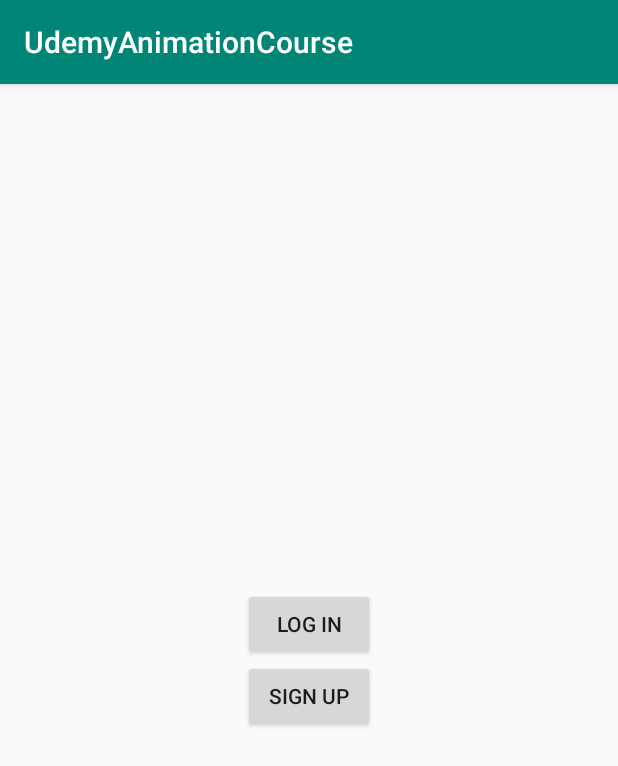
After one commit to ermolaevio/AnimationsCourse, an Android app: the TransitionResourcesActivity screen opened directly, with no data from a screen before it, on a phone screen of 412 x 824 dp. The commit adds this screen. Shown: the top 766 px of the screen. Run offline under Robolectric (Android 15) with nearby library versions, the light colour scheme and no system bars.

Commit message:
Lesson 20 simple transition with scene

```diff
--- a/app/src/main/AndroidManifest.xml
+++ b/app/src/main/AndroidManifest.xml
@@ -34,6 +34,7 @@
         <activity android:name=".ch4.lesson17.SimpleViewProperty" />
         <activity android:name=".ch4.lesson18.FromAnimatorResources" />
         <activity android:name=".ch5.lesson20.SimpleTransitionActivity" />
+        <activity android:name=".ch5.lesson21.TransitionResourcesActivity" />
     </application>
 
 </manifest>
--- a/app/src/main/java/com/ermolaevio/anim/MainActivity.kt
+++ b/app/src/main/java/com/ermolaevio/anim/MainActivity.kt
@@ -17,6 +17,7 @@ import com.ermolaevio.anim.ch4.lesson15.SimpleAnimator
 import com.ermolaevio.anim.ch4.lesson17.SimpleViewProperty
 import com.ermolaevio.anim.ch4.lesson18.FromAnimatorResources
 import com.ermolaevio.anim.ch5.lesson20.SimpleTransitionActivity
+import com.ermolaevio.anim.ch5.lesson21.TransitionResourcesActivity
 import kotlinx.android.synthetic.main.activity_main.*
 
 class MainActivity : AppCompatActivity() {
@@ -108,5 +109,10 @@ class MainActivity : AppCompatActivity() {
                 startActivity(this)
             }
         }
+        constSetBtn15.setOnClickListener {
+            Intent(this@MainActivity, TransitionResourcesActivity::class.java).apply {
+                startActivity(this)
+            }
+        }
     }
 }
--- /dev/null
+++ b/app/src/main/java/com/ermolaevio/anim/ch5/lesson21/TransitionResourcesActivity.kt
@@ -0,0 +1,86 @@
+package com.ermolaevio.anim.ch5.lesson21
+
+import android.os.Bundle
+import android.transition.Scene
+import android.transition.TransitionInflater
+import android.transition.TransitionManager
+import android.transition.TransitionSet
+import android.view.View
+import androidx.appcompat.app.AppCompatActivity
+import com.ermolaevio.anim.R
+import kotlinx.android.synthetic.main.activity_transtion_resources.*
+
+class TransitionResourcesActivity : AppCompatActivity(), View.OnClickListener {
+
+    private lateinit var mainScene: Scene
+    private lateinit var loginScene: Scene
+    private lateinit var signUpScene: Scene
+    private lateinit var transitionSet: TransitionSet // never used
+    private lateinit var transitionMng: TransitionManager
+
+    private lateinit var loginBtn: View
+    private lateinit var signUpBtn: View
+
+    private var started = false
+
+    override fun onCreate(savedInstanceState: Bundle?) {
+        super.onCreate(savedInstanceState)
+        setContentView(R.layout.activity_transtion_resources)
+
+        mainScene = Scene.getSceneForLayout(
+            root,
+            R.layout.activity_transtion_resources,
+            applicationContext
+        )
+        loginScene = Scene.getSceneForLayout(
+            root,
+            R.layout.layout_login,
+            applicationContext
+        )
+        signUpScene = Scene.getSceneForLayout(
+            root,
+            R.layout.layout_signup,
+            applicationContext
+        )
+        /**
+         * Должны совпадать ids. Работает ок только на новых версиях,
+         * ниже 7 стандартная тема применяется некорректно к элементам,
+         * эдиттексты будут белыми
+         */
+
+        transitionSet = TransitionInflater.from(applicationContext)
+            .inflateTransition(R.transition.my_transitions) as TransitionSet
+
+        transitionMng = TransitionInflater.from(applicationContext)
+            .inflateTransitionManager(R.transition.transition_mgr, root)
+
+        loginBtn = findViewById<View>(R.id.login).apply {
+            setOnClickListener(this@TransitionResourcesActivity)
+        }
+        signUpBtn = findViewById<View>(R.id.signup).apply {
+            setOnClickListener(this@TransitionResourcesActivity)
+        }
+    }
+
+    override fun onClick(v: View) {
+        when (v.id) {
+
+            R.id.login -> {
+                if (!started) {
+                    transitionMng.transitionTo(loginScene)
+                    started = true
+                }
+            }
+            R.id.signup -> {
+                if (!started) {
+                    transitionMng.transitionTo(signUpScene)
+                    started = true
+                }
+            }
+        }
+    }
+
+    override fun onBackPressed() {
+        transitionMng.transitionTo(mainScene)
+    }
+}
--- /dev/null
+++ b/app/src/main/res/layout/activity_transtion_resources.xml
@@ -0,0 +1,95 @@
+<?xml version="1.0" encoding="utf-8"?>
+<androidx.constraintlayout.widget.ConstraintLayout
+    xmlns:android="http://schemas.android.com/apk/res/android"
+    xmlns:app="http://schemas.android.com/apk/res-auto"
+    xmlns:tools="http://schemas.android.com/tools"
+    android:id="@+id/root"
+    android:layout_width="match_parent"
+    android:layout_height="match_parent"
+    tools:context=".MainActivity">
+
+    <androidx.constraintlayout.widget.Guideline
+        android:id="@+id/guideline"
+        android:layout_width="wrap_content"
+        android:layout_height="wrap_content"
+        android:orientation="horizontal"
+        app:layout_constraintGuide_begin="20dp"
+        app:layout_constraintGuide_percent="0.5" />
+
+    <Button
+        android:id="@+id/login"
+        android:layout_width="wrap_content"
+        android:layout_height="wrap_content"
+        android:layout_marginStart="8dp"
+        android:layout_marginEnd="8dp"
+        android:text="Log In"
+        app:layout_constraintBottom_toTopOf="@+id/guideline"
+        app:layout_constraintEnd_toEndOf="parent"
+        app:layout_constraintStart_toStartOf="parent" />
+
+    <Button
+        android:id="@+id/signup"
+        android:layout_width="wrap_content"
+        android:layout_height="wrap_content"
+        android:layout_marginStart="8dp"
+        android:layout_marginEnd="8dp"
+        android:text="Sign Up"
+        app:layout_constraintEnd_toEndOf="parent"
+        app:layout_constraintStart_toStartOf="parent"
+        app:layout_constraintTop_toBottomOf="@+id/guideline" />
+
+    <EditText
+        android:id="@+id/email"
+        android:layout_width="wrap_content"
+        android:layout_height="1dp"
+        android:layout_marginStart="8dp"
+        android:layout_marginEnd="8dp"
+        android:ems="10"
+        android:hint="Email"
+        android:inputType="textPersonName"
+        app:layout_constraintBottom_toTopOf="@+id/password"
+        app:layout_constraintEnd_toEndOf="parent"
+        app:layout_constraintStart_toStartOf="parent" />
+
+    <EditText
+        android:id="@+id/password"
+        android:layout_width="wrap_content"
+        android:layout_height="1dp"
+        android:layout_marginStart="8dp"
+        android:layout_marginEnd="8dp"
+        android:layout_marginBottom="3dp"
+        android:ems="10"
+        android:hint="Password"
+        android:inputType="textPassword"
+        app:layout_constraintBottom_toTopOf="@+id/password2"
+        app:layout_constraintEnd_toEndOf="parent"
+        app:layout_constraintStart_toStartOf="parent" />
+
+    <EditText
+        android:id="@+id/password2"
+        android:layout_width="wrap_content"
+        android:layout_height="1dp"
+        android:layout_marginStart="8dp"
+        android:layout_marginEnd="8dp"
+        android:ems="10"
+        android:hint="Confirm Password"
+        android:inputType="textPassword"
+        app:layout_constraintBottom_toTopOf="@+id/phone"
+        app:layout_constraintEnd_toEndOf="parent"
+        app:layout_constraintStart_toStartOf="parent" />
+
+    <EditText
+        android:id="@+id/phone"
+        android:layout_width="wrap_content"
+        android:layout_height="1dp"
+        android:layout_marginStart="8dp"
+        android:layout_marginEnd="8dp"
+        android:layout_marginBottom="6dp"
+        android:ems="10"
+        android:hint="Phone"
+        android:inputType="phone"
+        app:layout_constraintBottom_toTopOf="@+id/login"
+        app:layout_constraintEnd_toEndOf="parent"
+        app:layout_constraintStart_toStartOf="parent" />
+
+</androidx.constraintlayout.widget.ConstraintLayout>
--- /dev/null
+++ b/app/src/main/res/transition/my_transitions.xml
@@ -0,0 +1,6 @@
+<?xml version="1.0" encoding="utf-8"?>
+<transitionSet xmlns:android="http://schemas.android.com/apk/res/android"
+    android:duration="@android:integer/config_longAnimTime">
+    <fade />
+    <changeBounds />
+</transitionSet>
--- /dev/null
+++ b/app/src/main/res/transition/transition_mgr.xml
@@ -0,0 +1,16 @@
+<?xml version="1.0" encoding="utf-8"?>
+<transitionManager xmlns:android="http://schemas.android.com/apk/res/android">
+
+    <transition
+        android:toScene="@layout/layout_login"
+        android:transition="@transition/my_transitions" />
+
+    <transition
+        android:toScene="@layout/layout_signup"
+        android:transition="@transition/my_transitions" />
+
+    <transition
+        android:toScene="@layout/activity_transtion_resources"
+        android:transition="@transition/my_transitions" />
+
+</transitionManager>
```
Also changed, not shown: app/src/main/res/layout/activity_main.xml (+8 -0 lines), app/src/main/res/layout/layout_login.xml (added, +94 -0 lines), app/src/main/res/layout/layout_signup.xml (added, +94 -0 lines).
